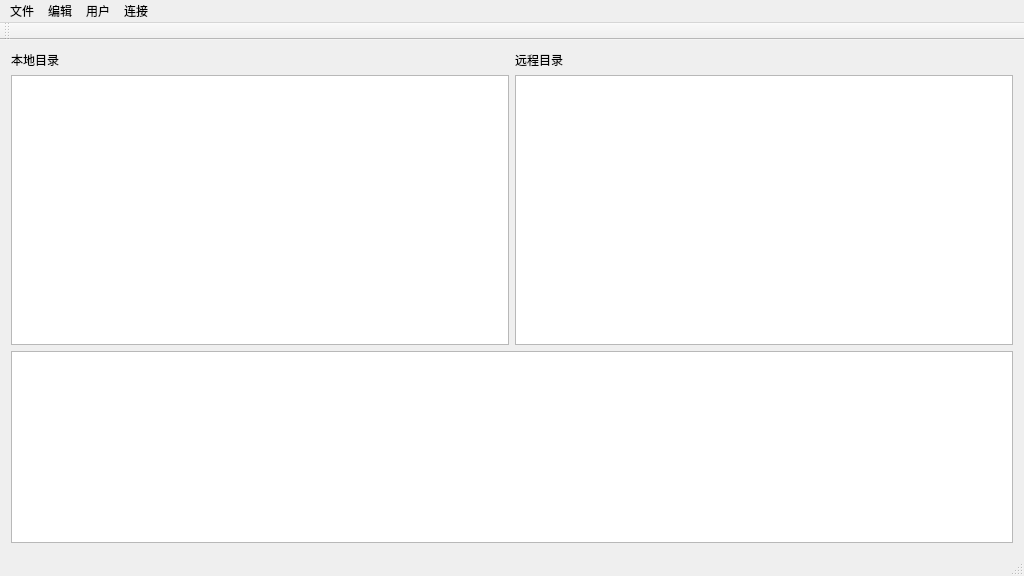
Above: Client/ClientMainWindow.ui from chensiyan96/SecureFileTransfer before the change. Below: the same form after it.
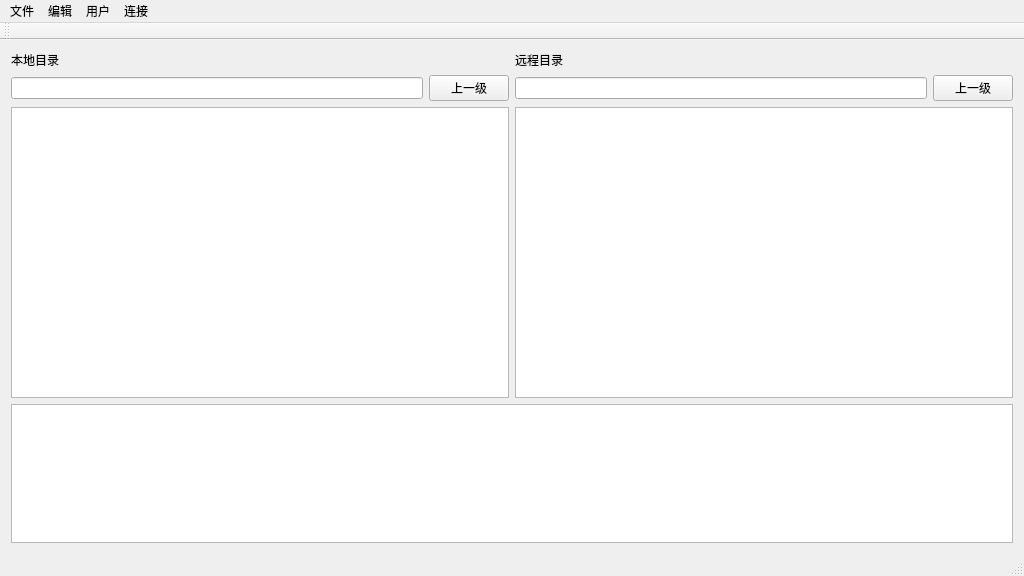
That is the form after the change.

Diff of the .ui file:
```diff
--- a/Client/ClientMainWindow.ui
+++ b/Client/ClientMainWindow.ui
@@ -14,14 +14,20 @@
    <string>ClientMainWindow</string>
   </property>
   <widget class="QWidget" name="centralWidget">
-   <layout class="QVBoxLayout" name="verticalLayout" stretch="2,0">
+   <layout class="QVBoxLayout" name="verticalLayout" stretch="5,2">
     <item>
      <layout class="QGridLayout" name="gridLayout">
-      <item row="0" column="0">
-       <widget class="QLabel" name="label_localDir">
-        <property name="text">
-         <string>本地目录</string>
+      <item row="2" column="1">
+       <widget class="QTableView" name="tableView_remote">
+        <property name="focusPolicy">
+         <enum>Qt::ClickFocus</enum>
         </property>
+        <property name="selectionBehavior">
+         <enum>QAbstractItemView::SelectRows</enum>
+        </property>
+        <attribute name="verticalHeaderDefaultSectionSize">
+         <number>30</number>
+        </attribute>
        </widget>
       </item>
       <item row="0" column="1">
@@ -31,7 +37,7 @@
         </property>
        </widget>
       </item>
-      <item row="1" column="0">
+      <item row="2" column="0">
        <widget class="QTableView" name="tableView_local">
         <property name="focusPolicy">
          <enum>Qt::ClickFocus</enum>
@@ -45,17 +51,53 @@
         <property name="gridStyle">
          <enum>Qt::DotLine</enum>
         </property>
+        <attribute name="verticalHeaderDefaultSectionSize">
+         <number>30</number>
+        </attribute>
        </widget>
       </item>
+      <item row="0" column="0">
+       <widget class="QLabel" name="label_localDir">
+        <property name="text">
+         <string>本地目录</string>
+        </property>
+       </widget>
+      </item>
+      <item row="1" column="0">
+       <layout class="QHBoxLayout" name="horizontalLayout">
+        <item>
+         <widget class="QLineEdit" name="lineEdit_localDir">
+          <property name="readOnly">
+           <bool>true</bool>
+          </property>
+         </widget>
+        </item>
+        <item>
+         <widget class="QPushButton" name="pushButton_localDir">
+          <property name="text">
+           <string>上一级</string>
+          </property>
+         </widget>
+        </item>
+       </layout>
+      </item>
       <item row="1" column="1">
-       <widget class="QTableView" name="tableView_remote">
-        <property name="focusPolicy">
-         <enum>Qt::ClickFocus</enum>
-        </property>
-        <property name="selectionBehavior">
-         <enum>QAbstractItemView::SelectRows</enum>
-        </property>
-       </widget>
+       <layout class="QHBoxLayout" name="horizontalLayout_2">
+        <item>
+         <widget class="QLineEdit" name="lineEdit_remoteDir">
+          <property name="readOnly">
+           <bool>true</bool>
+          </property>
+         </widget>
+        </item>
+        <item>
+         <widget class="QPushButton" name="pushButton_remoteDir">
+          <property name="text">
+           <string>上一级</string>
+          </property>
+         </widget>
+        </item>
+       </layout>
       </item>
      </layout>
     </item>
@@ -67,6 +109,12 @@
       <property name="selectionBehavior">
        <enum>QAbstractItemView::SelectRows</enum>
       </property>
+      <attribute name="horizontalHeaderDefaultSectionSize">
+       <number>100</number>
+      </attribute>
+      <attribute name="verticalHeaderDefaultSectionSize">
+       <number>30</number>
+      </attribute>
      </widget>
     </item>
    </layout>
```
